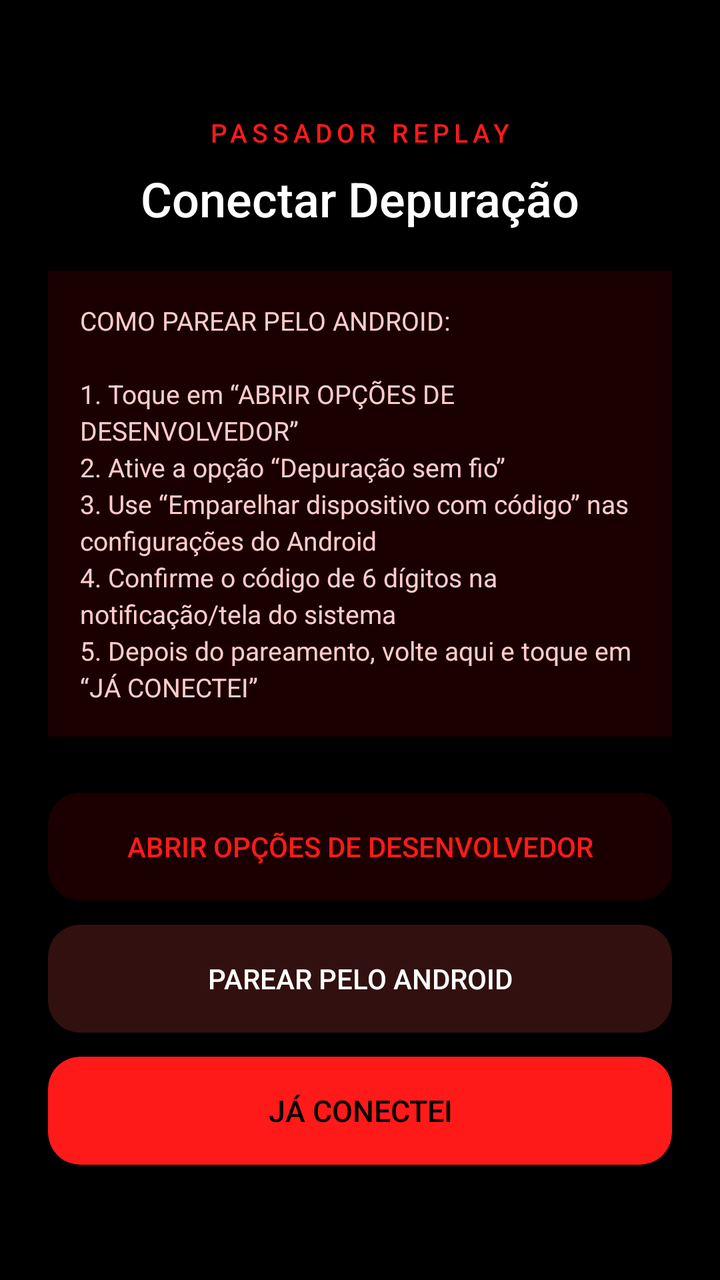
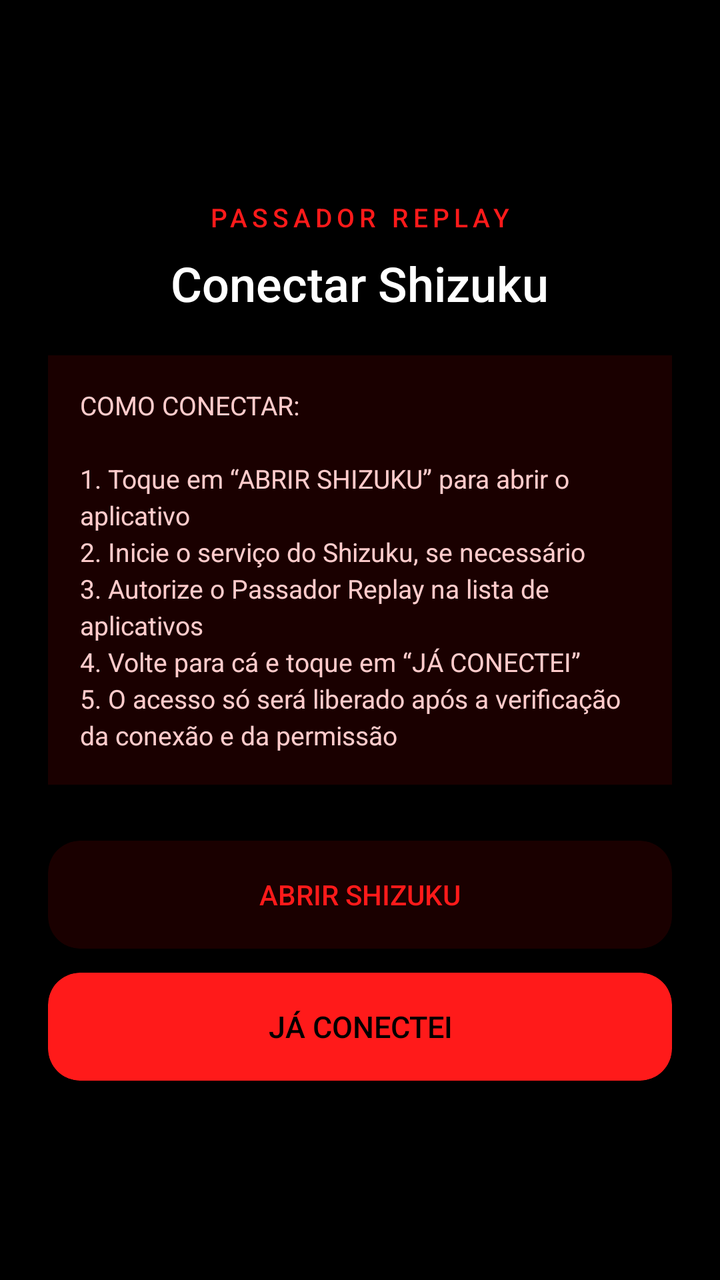

Before-and-after screenshots of an Android layout around one commit, followed by the original layout XML and the change that was made.
<!-- AndroidManifest.xml: application theme Theme.Passador -->
<!-- res/layout/activity_main.xml -->
<?xml version="1.0" encoding="utf-8"?>
<FrameLayout xmlns:android="http://schemas.android.com/apk/res/android"
    xmlns:app="http://schemas.android.com/apk/res-auto"
    android:id="@+id/root"
    android:layout_width="match_parent"
    android:layout_height="match_parent"
    android:background="#000000">

    
    <LinearLayout
        android:id="@+id/screenConnect"
        android:layout_width="match_parent"
        android:layout_height="match_parent"
        android:gravity="center"
        android:orientation="vertical"
        android:padding="24dp">

        <TextView
            android:layout_width="wrap_content"
            android:layout_height="wrap_content"
            android:text="PASSADOR REPLAY"
            android:textColor="#FF1A1A"
            android:textSize="13sp"
            android:letterSpacing="0.18"
            android:fontFamily="sans-serif-medium" />

        <TextView
            android:layout_width="wrap_content"
            android:layout_height="wrap_content"
            android:layout_marginTop="8dp"
            android:text="Conectar Depuração"
            android:textColor="#FFFFFF"
            android:textSize="24sp"
            android:fontFamily="sans-serif-medium" />

        <TextView
            android:layout_width="match_parent"
            android:layout_height="wrap_content"
            android:layout_marginTop="20dp"
            android:background="#1A0000"
            android:padding="16dp"
            android:text="COMO PAREAR PELO ANDROID:\n\n1. Toque em “ABRIR OPÇÕES DE DESENVOLVEDOR”\n2. Ative a opção “Depuração sem fio”\n3. Use “Emparelhar dispositivo com código” nas configurações do Android\n4. Confirme o código de 6 dígitos na notificação/tela do sistema\n5. Depois do pareamento, volte aqui e toque em “JÁ CONECTEI”"
            android:textColor="#FFCCCC"
            android:textSize="13sp"
            android:lineSpacingExtra="3dp" />

        <androidx.cardview.widget.CardView
            android:layout_width="match_parent"
            android:layout_height="wrap_content"
            android:layout_marginTop="28dp"
            app:cardBackgroundColor="#1A0000"
            app:cardCornerRadius="16dp"
            app:cardElevation="0dp">

            <Button
                android:id="@+id/btnConectar"
                android:layout_width="match_parent"
                android:layout_height="54dp"
                android:background="?attr/selectableItemBackground"
                android:text="ABRIR OPÇÕES DE DESENVOLVEDOR"
                android:textColor="#FF1A1A"
                android:textSize="14sp"
                android:fontFamily="sans-serif-medium" />
        </androidx.cardview.widget.CardView>

        <androidx.cardview.widget.CardView
            android:layout_width="match_parent"
            android:layout_height="wrap_content"
            android:layout_marginTop="12dp"
            app:cardBackgroundColor="#321010"
            app:cardCornerRadius="16dp"
            app:cardElevation="0dp">

            <Button
                android:id="@+id/btnParear"
                android:layout_width="match_parent"
                android:layout_height="54dp"
                android:background="?attr/selectableItemBackground"
                android:text="PAREAR PELO ANDROID"
                android:textColor="#FFFFFF"
                android:textSize="14sp"
                android:fontFamily="sans-serif-medium" />
        </androidx.cardview.widget.CardView>

        <androidx.cardview.widget.CardView
            android:layout_width="match_parent"
            android:layout_height="wrap_content"
            android:layout_marginTop="12dp"
            app:cardBackgroundColor="#FF1A1A"
            app:cardCornerRadius="16dp"
            app:cardElevation="0dp">

            <Button
                android:id="@+id/btnJaConectei"
                android:layout_width="match_parent"
                android:layout_height="54dp"
                android:background="?attr/selectableItemBackground"
                android:text="JÁ CONECTEI"
                android:textColor="#000000"
                android:textSize="15sp"
                android:fontFamily="sans-serif-medium" />
        </androidx.cardview.widget.CardView>
    </LinearLayout>

    
    <LinearLayout
        android:id="@+id/screenDirection"
        android:layout_width="match_parent"
        android:layout_height="match_parent"
        android:gravity="center"
        android:orientation="vertical"
        android:padding="28dp"
        android:visibility="gone">

        <TextView
            android:layout_width="wrap_content"
            android:layout_height="wrap_content"
            android:text="Escolha a direção"
            android:textColor="#FFFFFF"
            android:textSize="22sp"
            android:fontFamily="sans-serif-medium" />

        <androidx.cardview.widget.CardView
            android:layout_width="match_parent"
            android:layout_height="wrap_content"
            android:layout_marginTop="36dp"
            app:cardBackgroundColor="#1A0000"
            app:cardCornerRadius="18dp"
            app:cardElevation="0dp">

            <Button
                android:id="@+id/btnMaxToNormal"
                android:layout_width="match_parent"
                android:layout_height="64dp"
                android:background="?attr/selectableItemBackground"
                android:text="FF MAX  ⇒  FF NORMAL"
                android:textColor="#FF1A1A"
                android:textSize="15sp" />
        </androidx.cardview.widget.CardView>

        <androidx.cardview.widget.CardView
            android:layout_width="match_parent"
            android:layout_height="wrap_content"
            android:layout_marginTop="16dp"
            app:cardBackgroundColor="#1A0000"
            app:cardCornerRadius="18dp"
            app:cardElevation="0dp">

            <Button
                android:id="@+id/btnNormalToMax"
                android:layout_width="match_parent"
                android:layout_height="64dp"
                android:background="?attr/selectableItemBackground"
                android:text="FF NORMAL  ⇒  FF MAX"
                android:textColor="#FF1A1A"
                android:textSize="15sp" />
        </androidx.cardview.widget.CardView>
    </LinearLayout>

    
    <LinearLayout
        android:id="@+id/screenTransfer"
        android:layout_width="match_parent"
        android:layout_height="match_parent"
        android:orientation="vertical"
        android:padding="20dp"
        android:visibility="gone">

        <TextView
            android:id="@+id/tvTransferTitle"
            android:layout_width="match_parent"
            android:layout_height="wrap_content"
            android:text="FF MAX  →  FF NORMAL"
            android:textColor="#FFFFFF"
            android:textSize="18sp"
            android:fontFamily="sans-serif-medium"
            android:gravity="center" />

        <TextView
            android:id="@+id/tvVersionNormal"
            android:layout_width="match_parent"
            android:layout_height="wrap_content"
            android:layout_marginTop="12dp"
            android:text="Normal: —"
            android:textColor="#AAAAAA"
            android:textSize="13sp" />

        <TextView
            android:id="@+id/tvVersionMax"
            android:layout_width="match_parent"
            android:layout_height="wrap_content"
            android:text="Max: —"
            android:textColor="#AAAAAA"
            android:textSize="13sp" />

        <TextView
            android:id="@+id/tvStatus"
            android:layout_width="match_parent"
            android:layout_height="wrap_content"
            android:layout_marginTop="6dp"
            android:text="Verificando..."
            android:textColor="#FF1A1A"
            android:textSize="13sp" />

        <androidx.cardview.widget.CardView
            android:layout_width="match_parent"
            android:layout_height="0dp"
            android:layout_weight="1"
            android:layout_marginTop="16dp"
            app:cardBackgroundColor="#0D0000"
            app:cardCornerRadius="16dp"
            app:cardElevation="0dp">

            <ScrollView
                android:id="@+id/logScroll"
                android:layout_width="match_parent"
                android:layout_height="match_parent"
                android:padding="14dp"
                android:fillViewport="true">

                <TextView
                    android:id="@+id/logBox"
                    android:layout_width="match_parent"
                    android:layout_height="wrap_content"
                    android:textColor="#CCCCCC"
                    android:textSize="12sp"
                    android:fontFamily="monospace"
                    android:lineSpacingExtra="2dp" />
            </ScrollView>
        </androidx.cardview.widget.CardView>

        <Button
            android:id="@+id/btnPassar"
            android:layout_width="match_parent"
            android:layout_height="54dp"
            android:layout_marginTop="16dp"
            android:background="@drawable/btn_primary"
            android:text="PASSAR REPLAY"
            android:textColor="#000000"
            android:textSize="15sp"
            android:fontFamily="sans-serif-medium" />

        <Button
            android:id="@+id/btnBypass"
            android:layout_width="match_parent"
            android:layout_height="54dp"
            android:layout_marginTop="16dp"
            android:background="@drawable/btn_danger"
            android:text="BYPASS"
            android:textColor="#FFFFFF"
            android:textSize="15sp"
            android:fontFamily="sans-serif-medium"
            android:visibility="gone" />
    </LinearLayout>

</FrameLayout>
<!-- resources referenced by this layout -->
<resources>
  <!-- drawable btn_danger (drawable) -->
  <?xml version="1.0" encoding="utf-8"?>
  <shape xmlns:android="http://schemas.android.com/apk/res/android"
      android:shape="rectangle">
      <solid android:color="#B71C1C" />
      <corners android:radius="14dp" />
  </shape>
  <!-- drawable btn_primary (drawable) -->
  <?xml version="1.0" encoding="utf-8"?>
  <shape xmlns:android="http://schemas.android.com/apk/res/android"
      android:shape="rectangle">
      <solid android:color="#FF1A1A" />
      <corners android:radius="14dp" />
  </shape>
  <style name="Theme.Passador" parent="Theme.AppCompat.NoActionBar">
          <item name="android:statusBarColor">#000000</item>
          <item name="android:navigationBarColor">#000000</item>
          <item name="android:windowBackground">#000000</item>
          <item name="colorPrimary">#FF1A1A</item>
          <item name="colorAccent">#FF1A1A</item>
      </style>
</resources>

<!-- the commit's change to res/layout/activity_main.xml (unified diff, before → after) -->
@@ -28,7 +28,7 @@
             android:layout_width="wrap_content"
             android:layout_height="wrap_content"
             android:layout_marginTop="8dp"
-            android:text="Conectar Depuração"
+            android:text="Conectar Shizuku"
             android:textColor="#FFFFFF"
             android:textSize="24sp"
             android:fontFamily="sans-serif-medium" />
@@ -39,7 +39,7 @@
             android:layout_marginTop="20dp"
             android:background="#1A0000"
             android:padding="16dp"
-            android:text="COMO PAREAR PELO ANDROID:\n\n1. Toque em “ABRIR OPÇÕES DE DESENVOLVEDOR”\n2. Ative a opção “Depuração sem fio”\n3. Use “Emparelhar dispositivo com código” nas configurações do Android\n4. Confirme o código de 6 dígitos na notificação/tela do sistema\n5. Depois do pareamento, volte aqui e toque em “JÁ CONECTEI”"
+            android:text="COMO CONECTAR:\n\n1. Toque em “ABRIR SHIZUKU” para abrir o aplicativo\n2. Inicie o serviço do Shizuku, se necessário\n3. Autorize o Passador Replay na lista de aplicativos\n4. Volte para cá e toque em “JÁ CONECTEI”\n5. O acesso só será liberado após a verificação da conexão e da permissão"
             android:textColor="#FFCCCC"
             android:textSize="13sp"
             android:lineSpacingExtra="3dp" />
@@ -57,27 +57,8 @@
                 android:layout_width="match_parent"
                 android:layout_height="54dp"
                 android:background="?attr/selectableItemBackground"
-                android:text="ABRIR OPÇÕES DE DESENVOLVEDOR"
+                android:text="ABRIR SHIZUKU"
                 android:textColor="#FF1A1A"
-                android:textSize="14sp"
-                android:fontFamily="sans-serif-medium" />
-        </androidx.cardview.widget.CardView>
-
-        <androidx.cardview.widget.CardView
-            android:layout_width="match_parent"
-            android:layout_height="wrap_content"
-            android:layout_marginTop="12dp"
-            app:cardBackgroundColor="#321010"
-            app:cardCornerRadius="16dp"
-            app:cardElevation="0dp">
-
-            <Button
-                android:id="@+id/btnParear"
-                android:layout_width="match_parent"
-                android:layout_height="54dp"
-                android:background="?attr/selectableItemBackground"
-                android:text="PAREAR PELO ANDROID"
-                android:textColor="#FFFFFF"
                 android:textSize="14sp"
                 android:fontFamily="sans-serif-medium" />
         </androidx.cardview.widget.CardView>
